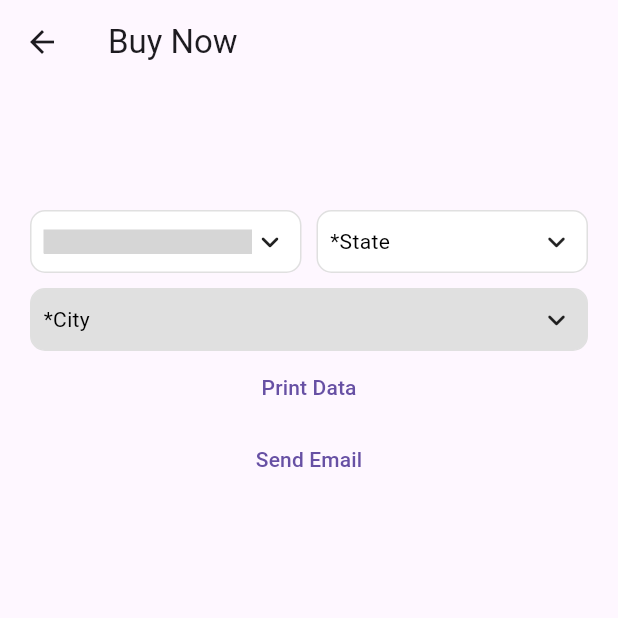
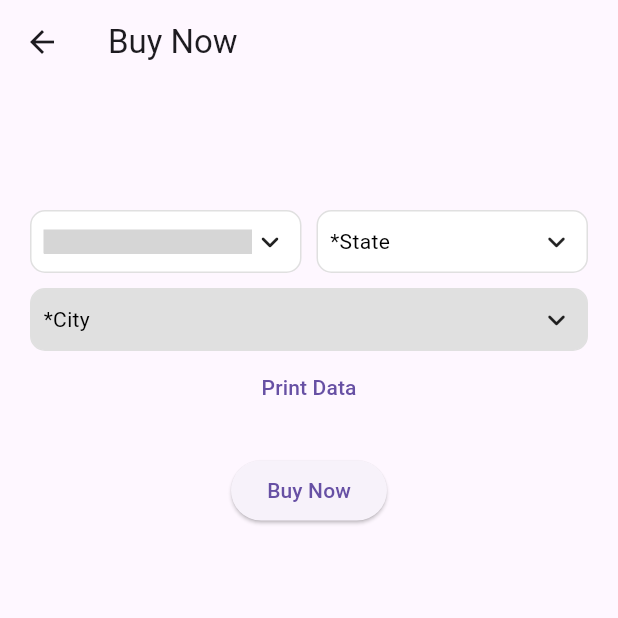
Before and after one commit to choudharyuzair2126/Shopping_App-with-Firebase, a Flutter app: the ShowProduct screen opened directly with empty values, after a tap on "Buy Now", on a phone screen of 412 x 824 dp, the top half of it. Run offline on Flutter 3.47's test engine with Material 3 defaults, Android fonts, the phone set to English and light mode, and no system bars; drawn by our look-alikes of csc_picker; our stand-ins replace badges, cloud_firestore, dio, eva_icons_flutter, firebase_auth, firebase_core and 4 more; missing offline and left inert: flutter_cart; accounts and stored records are empty; generated files the repository leaves out were written again; network calls fail; statements that could not run were skipped; grey boxes are pictures that could not be loaded.

Commit message:
Initial commit

```diff
--- a/lib/Screens/buynow.dart
+++ b/lib/Screens/buynow.dart
@@ -1,19 +1,40 @@
-import 'dart:convert';
+import 'package:cloud_firestore/cloud_firestore.dart';
+import 'package:csc_picker/csc_picker.dart';
 import 'package:flutter/material.dart';
 import 'package:http/http.dart' as http;
-import 'package:csc_picker/csc_picker.dart';
 
 class BuyNow extends StatefulWidget {
-  const BuyNow({Key? key}) : super(key: key);
+  final name;
+  final price;
+  final description;
+  const BuyNow(
+      {super.key,
+      required this.name,
+      required this.price,
+      required this.description});
 
   @override
-  _BuyNowState createState() => _BuyNowState();
+  BuyNowState createState() => BuyNowState();
 }
 
-class _BuyNowState extends State<BuyNow> {
+class BuyNowState extends State<BuyNow> {
   String countryValue = "";
   String stateValue = "";
   String cityValue = "";
+  String address = "";
+
+  // Product details
+
+  double productPrice = 0;
+  String productDescription = '';
+  String productName = '';
+  @override
+  void initState() {
+    super.initState();
+    productPrice = widget.price;
+    productDescription = widget.description;
+    productName = widget.name;
+  }
 
   @override
   Widget build(BuildContext context) {
@@ -83,17 +104,17 @@ class _BuyNowState extends State<BuyNow> {
               TextButton(
                 onPressed: () {
                   setState(() {
-                    String address = "$cityValue, $stateValue, $countryValue";
+                    address = "$cityValue, $stateValue, $countryValue";
                   });
                 },
                 child: const Text("Print Data"),
               ),
-              TextButton(
-                onPressed: () async {
-                  String address = "$cityValue, $stateValue, $countryValue";
-                  sendEmail(address);
+              Text(address),
+              ElevatedButton(
+                onPressed: () {
+                  _placeOrder();
                 },
-                child: const Text("Send Email"),
+                child: const Text("Buy Now"),
               ),
             ],
           ),
@@ -102,20 +123,42 @@ class _BuyNowState extends State<BuyNow> {
     );
   }
 
-  void sendEmail(String address) async {
-    final response = await http.post(
-      Uri.parse(
-          'https://earnest-pavlova-83413c.netlify.app/.netlify/functions/sendEmail'),
-      headers: {
-        'Content-Type': 'application/json',
+  void _placeOrder() async {
+    // Save order to Firestore
+    await FirebaseFirestore.instance.collection('orders').add({
+      'address': address,
+      'productName': productName,
+      'productPrice': productPrice,
+      'productDescription': productDescription,
+      'timestamp': FieldValue.serverTimestamp(),
+      // Add other order details here
+    }).then((value) {
+      // Handle successful order placement
+      print('Order placed successfully');
+      sendEmail();
+    }).catchError((error) {
+      // Handle error
+      print('Failed to place order: $error');
+    });
+  }
+
+  void sendEmail() async {
+    var url =
+        Uri.parse('https://earnest-pavlova-83413c.netlify.app/api/sendEmail');
+    var response = await http.post(
+      url,
+      body: {
+        'address': address,
+        'productName': productName,
+        'productPrice': productPrice.toString(),
+        'productDescription': productDescription,
       },
-      body: jsonEncode({'address': address}),
     );
 
     if (response.statusCode == 200) {
       print('Email sent successfully');
     } else {
-      print('Failed to send email: ${response.body}');
+      print('Failed to send email. Error: ${response.statusCode}');
     }
   }
 }
--- a/lib/Screens/show_product.dart
+++ b/lib/Screens/show_product.dart
@@ -177,7 +177,12 @@ class _ShowProductState extends State<ShowProduct> {
               SizedBox(
                   width: double.infinity,
                   child: UiHelper.customElevatedButton('Buy Now', () {
-                    UiHelper.push1(context, const BuyNow());
+                    UiHelper.push1(
+                        context,
+                        BuyNow(
+                            name: widget.name,
+                            price: widget.price,
+                            description: widget.description));
                   },
                       const ButtonStyle(
                           foregroundColor:
```
Also changed, not shown: lib/Screens/cart.dart (+9 -1 lines).
